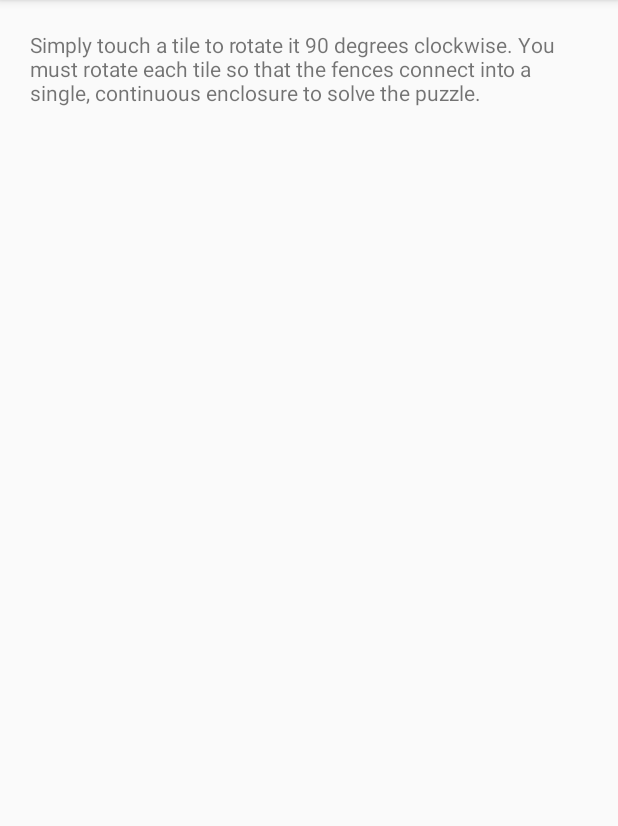
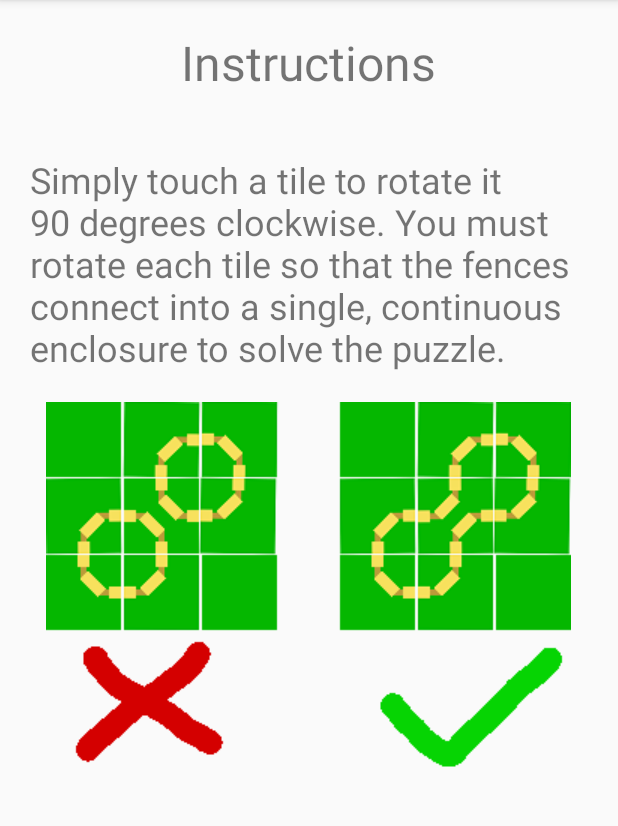
Before and after one commit to michaelnguyenm/FencePuzzle, an Android app: the InstructionsActivity screen opened directly, with no data from a screen before it, on a phone screen of 412 x 824 dp, the part 84-910 px from its top. Run offline under Robolectric (Android 15) with nearby library versions, the phone set to English and light mode, and no system bars.

Commit message:
added instructions

```diff
--- a/app/src/main/res/layout/activity_instructions.xml
+++ b/app/src/main/res/layout/activity_instructions.xml
@@ -1,5 +1,5 @@
 <?xml version="1.0" encoding="utf-8"?>
-<LinearLayout xmlns:android="http://schemas.android.com/apk/res/android"
+<RelativeLayout xmlns:android="http://schemas.android.com/apk/res/android"
     xmlns:tools="http://schemas.android.com/tools"
     android:layout_width="match_parent"
     android:layout_height="match_parent"
@@ -7,9 +7,32 @@
     tools:context="mlt.fencepuzzle.InstructionsActivity">
 
     <TextView
+        android:id="@+id/InstructionsTitle"
         android:layout_width="wrap_content"
-        android:layout_height="match_parent"
+        android:layout_height="wrap_content"
+        android:text="@string/instructions"
+        android:padding="20dp"
+        android:textSize="32sp"
+        android:gravity="center_horizontal"
+        android:layout_alignParentTop="true"
+        android:layout_centerHorizontal="true" />
+
+    <TextView
+        android:id="@+id/InstructionsContent"
+        android:layout_width="wrap_content"
+        android:layout_height="wrap_content"
         android:text="@string/instructions_content"
-        android:padding="20dp"/>
+        android:layout_below="@+id/InstructionsTitle"
+        android:padding="20dp"
+        android:textSize="24sp"/>
 
-</LinearLayout>
+    <ImageView
+        android:id="@+id/imageView1"
+        android:layout_width="wrap_content"
+        android:layout_height="wrap_content"
+        android:src="@drawable/instructions_example"
+        android:layout_below="@+id/InstructionsContent"
+        android:layout_centerHorizontal="true" />
+
+
+</RelativeLayout>
```
Also changed, not shown: app/src/main/res/drawable/instructions_example.png (added).
